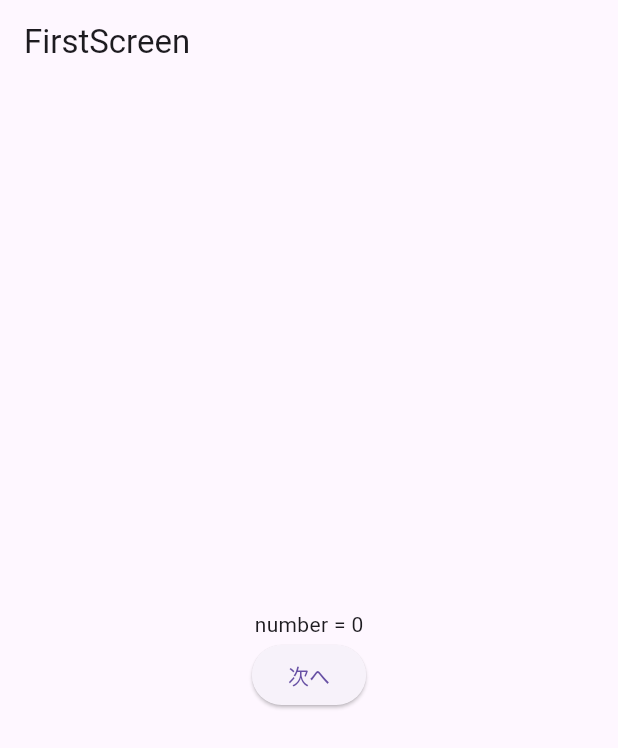
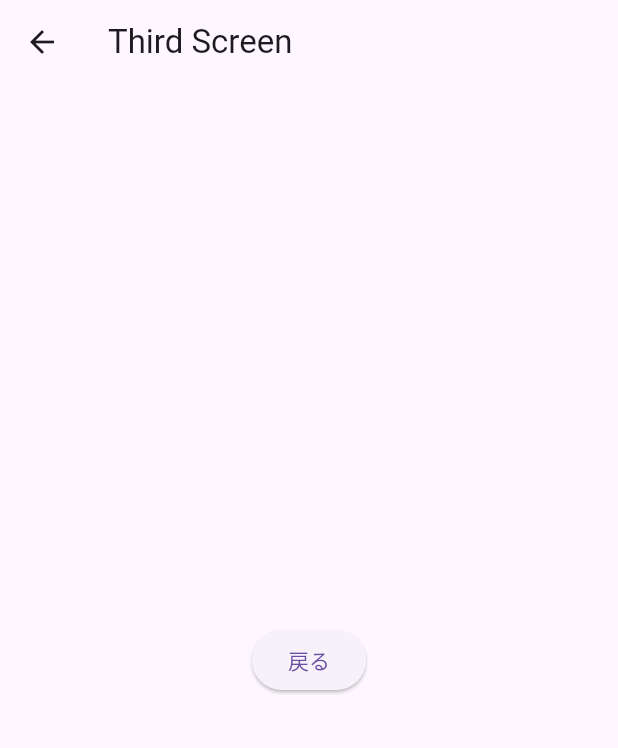
Before and after one commit to ryo-wo-59/flutter-turtrial, a Flutter app: the screen it shows after launch, on a phone screen of 412 x 824 dp. Shown: the top 748 px of the screen. Run offline on Flutter 3.47's test engine with Material 3 defaults, Android fonts, the phone set to English and light mode, and no system bars.

Commit message:
route方式実装してみる

```diff
--- a/lib/main.dart
+++ b/lib/main.dart
@@ -1,47 +1,55 @@
 import 'package:flutter/material.dart';
 
 void main() {
-  runApp(const MaterialApp(
-    home: FirstScreen(),
+  runApp(MaterialApp(
+    initialRoute: '/second/third',
+    routes: {
+      '/': (context) => const FirstScreen(),
+      '/second': (context) => const SecondScreen(),
+      '/second/third': (context) => const ThirdScreen(),
+    }
   ));
 }
 
-class FirstScreen extends StatefulWidget {
+class FirstScreen extends StatelessWidget {
   const FirstScreen({super.key});
-
-  @override
-  State<StatefulWidget> createState() => _FirstScreenState();
-}
-
-class _FirstScreenState extends State<FirstScreen> {
-  int _number = 0;
 
   @override
   Widget build(BuildContext context) {
     return Scaffold(
       appBar: AppBar(
-        title: const Text('FirstScreen'),
+        title: const Text('First Screen'),
       ),
       body: Center(
         child: Column(
           mainAxisAlignment: MainAxisAlignment.center,
           children: [
-            Text('number = $_number'),
-            ElevatedButton(
-              child: const Text('次へ'),
-              onPressed: () async {
-                final newNumber = await Navigator.of(context).push<int>(
-                  MaterialPageRoute(
-                    builder: (_) => SecondScreen(number: _number)
-                  ),
-                );
-                setState(() {
-                  if (newNumber != null) {
-                    _number = newNumber;
-                  }
-                });
-              },
-            )
+            ElevatedButton(onPressed: (){ Navigator.of(context).pushNamed('/second'); }, child: const Text("FirstからSecondへ")),
+            ElevatedButton(onPressed: (){ Navigator.of(context).pushNamed('/second/third'); }, child: const Text("FirstからThirdへ"))
+          ],
+        ),
+      ),
+    );
+  }
+}
+
+class SecondScreen extends StatelessWidget {
+  const SecondScreen({super.key});
+
+  @override
+  Widget build(BuildContext context) {
+    return Scaffold(
+      appBar: AppBar(
+        title: const Text("Second Screen"),
+      ),
+      body: Center(
+        child: Column(
+          mainAxisAlignment: MainAxisAlignment.center,
+          children: [
+            ElevatedButton(onPressed: (){ Navigator.of(context).pushNamed('/second/third'); }, child: const Text("SecondからThirdへ")),
+            ElevatedButton(onPressed: (){
+              Navigator.of(context).pop();
+            }, child: const Text("戻る"))
           ],
         )
       )
@@ -49,33 +57,25 @@ class _FirstScreenState extends State<FirstScreen> {
   }
 }
 
-class SecondScreen extends StatelessWidget {
-  const SecondScreen({super.key, required this.number});
-
-  final int number;
+class ThirdScreen extends StatelessWidget {
+  const ThirdScreen({super.key});
 
   @override
   Widget build(BuildContext context) {
+
     return Scaffold(
       appBar: AppBar(
-        title: const Text('IncrementScreen'),
+        title: const Text('Third Screen'),
       ),
       body: Center(
         child: Column(
           mainAxisAlignment: MainAxisAlignment.center,
           children: [
-            ElevatedButton(
-              onPressed: () {
-                Navigator.of(context).pop(number + 1);
-              },
-              child: const Text('Increment')
+            ElevatedButton(onPressed: () {
+              Navigator.of(context).pop();
+            },
+            child: const Text("戻る")
             ),
-            ElevatedButton(
-              child: const Text('Dcrement'),
-              onPressed: () {
-                Navigator.of(context).pop(number - 1);
-              },
-            )
           ],
         )
       )
```
